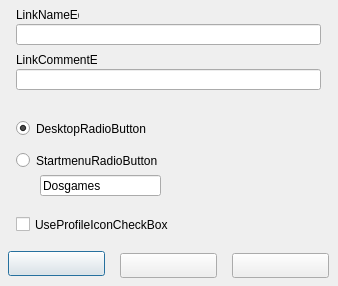
Old version of the form src/forms/CreateShortcutFormUnit.ui in the repository Eldricos/D-Fend-Reborn.
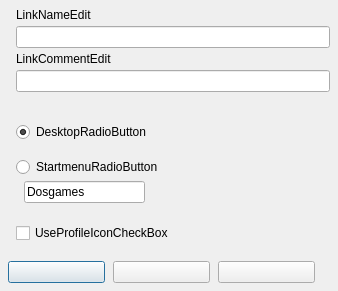
New version of the form.

Commit message: Remaining dialogs: Qt layouts instead of fixed pixel positions

Diff of the .ui file:
```diff
--- a/src/forms/CreateShortcutFormUnit.ui
+++ b/src/forms/CreateShortcutFormUnit.ui
@@ -9,69 +9,203 @@
     <property name="vclKeyPreview" stdset="0"><bool>true</bool></property>
     <property name="vclDesignWidth" stdset="0"><number>338</number></property>
     <property name="vclDesignHeight" stdset="0"><number>286</number></property>
+    <layout class="QVBoxLayout" name="CreateShortcutForm_Layout" stretch="0,0,0,0,0,0,0,0,0,1">
+      <property name="leftMargin"><number>8</number></property>
+      <property name="topMargin"><number>8</number></property>
+      <property name="rightMargin"><number>8</number></property>
+      <property name="bottomMargin"><number>8</number></property>
+      <property name="spacing"><number>0</number></property>
+      <item>
+        <layout class="QGridLayout" name="CreateShortcutForm_Section1" columnstretch="0,1">
+          <property name="leftMargin"><number>8</number></property>
+          <property name="topMargin"><number>0</number></property>
+          <property name="rightMargin"><number>0</number></property>
+          <property name="bottomMargin"><number>0</number></property>
+          <property name="horizontalSpacing"><number>8</number></property>
+          <property name="verticalSpacing"><number>4</number></property>
+          <item row="0" column="0" colspan="2">
+            <widget class="QLabel" name="LinkNameEdit_EditLabel">
+              <property name="text"><string>LinkNameEdit</string></property>
+              <property name="textFormat"><enum>Qt::PlainText</enum></property>
+              <property name="vclFocusControl" stdset="0"><string notr="true">LinkNameEdit</string></property>
+              <property name="vclLabeledEditOf" stdset="0"><string notr="true">LinkNameEdit</string></property>
+            </widget>
+          </item>
+          <item row="1" column="0" colspan="2">
+            <widget class="QLineEdit" name="LinkNameEdit">
+      </widget>
+          </item>
+          <item row="2" column="0" colspan="2">
+            <widget class="QLabel" name="LinkCommentEdit_EditLabel">
+              <property name="text"><string>LinkCommentEdit</string></property>
+              <property name="textFormat"><enum>Qt::PlainText</enum></property>
+              <property name="vclFocusControl" stdset="0"><string notr="true">LinkCommentEdit</string></property>
+              <property name="vclLabeledEditOf" stdset="0"><string notr="true">LinkCommentEdit</string></property>
+            </widget>
+          </item>
+          <item row="3" column="0" colspan="2">
+            <widget class="QLineEdit" name="LinkCommentEdit">
+      </widget>
+          </item>
+          <item row="0" column="1">
+            <spacer name="CreateShortcutForm_Section1_HFill">
+              <property name="orientation"><enum>Qt::Horizontal</enum></property>
+              <property name="sizeHint" stdset="0"><size><width>0</width><height>0</height></size></property>
+            </spacer>
+          </item>
+        </layout>
+      </item>
+      <item>
+        <spacer name="CreateShortcutForm_Gap1">
+          <property name="orientation"><enum>Qt::Vertical</enum></property>
+          <property name="sizeType"><enum>QSizePolicy::Fixed</enum></property>
+          <property name="sizeHint" stdset="0"><size><width>0</width><height>30</height></size></property>
+        </spacer>
+      </item>
+      <item>
+        <layout class="QGridLayout" name="CreateShortcutForm_Section2" columnstretch="0,1">
+          <property name="leftMargin"><number>8</number></property>
+          <property name="topMargin"><number>0</number></property>
+          <property name="rightMargin"><number>0</number></property>
+          <property name="bottomMargin"><number>0</number></property>
+          <property name="horizontalSpacing"><number>8</number></property>
+          <property name="verticalSpacing"><number>4</number></property>
+          <item row="0" column="0" colspan="2">
     <widget class="QRadioButton" name="DesktopRadioButton">
-      <property name="geometry"><rect><x>16</x><y>120</y><width>209</width><height>17</height></rect></property>
       <property name="text"><string>DesktopRadioButton</string></property>
       <property name="checked"><bool>true</bool></property>
     </widget>
+          </item>
+          <item row="0" column="1">
+            <spacer name="CreateShortcutForm_Section2_HFill">
+              <property name="orientation"><enum>Qt::Horizontal</enum></property>
+              <property name="sizeHint" stdset="0"><size><width>0</width><height>0</height></size></property>
+            </spacer>
+          </item>
+        </layout>
+      </item>
+      <item>
+        <spacer name="CreateShortcutForm_Gap2">
+          <property name="orientation"><enum>Qt::Vertical</enum></property>
+          <property name="sizeType"><enum>QSizePolicy::Fixed</enum></property>
+          <property name="sizeHint" stdset="0"><size><width>0</width><height>15</height></size></property>
+        </spacer>
+      </item>
+      <item>
+        <layout class="QGridLayout" name="CreateShortcutForm_Section3" columnstretch="0,0,1">
+          <property name="leftMargin"><number>8</number></property>
+          <property name="topMargin"><number>0</number></property>
+          <property name="rightMargin"><number>0</number></property>
+          <property name="bottomMargin"><number>0</number></property>
+          <property name="horizontalSpacing"><number>8</number></property>
+          <property name="verticalSpacing"><number>4</number></property>
+          <item row="0" column="0" colspan="3">
     <widget class="QRadioButton" name="StartmenuRadioButton">
-      <property name="geometry"><rect><x>16</x><y>152</y><width>209</width><height>17</height></rect></property>
       <property name="text"><string>StartmenuRadioButton</string></property>
     </widget>
+          </item>
+          <item row="1" column="1" alignment="Qt::AlignLeft">
     <widget class="QLineEdit" name="StartmenuEdit">
-      <property name="geometry"><rect><x>40</x><y>175</y><width>121</width><height>21</height></rect></property>
       <property name="text"><string>Dosgames</string></property>
-    </widget>
+              <property name="minimumSize"><size><width>121</width><height>0</height></size></property>
+            </widget>
+          </item>
+          <item row="0" column="2">
+            <spacer name="CreateShortcutForm_Section3_HFill">
+              <property name="orientation"><enum>Qt::Horizontal</enum></property>
+              <property name="sizeHint" stdset="0"><size><width>0</width><height>0</height></size></property>
+            </spacer>
+          </item>
+        </layout>
+      </item>
+      <item>
+        <spacer name="CreateShortcutForm_Gap3">
+          <property name="orientation"><enum>Qt::Vertical</enum></property>
+          <property name="sizeType"><enum>QSizePolicy::Fixed</enum></property>
+          <property name="sizeHint" stdset="0"><size><width>0</width><height>20</height></size></property>
+        </spacer>
+      </item>
+      <item>
+        <layout class="QGridLayout" name="CreateShortcutForm_Section4" columnstretch="0,1">
+          <property name="leftMargin"><number>8</number></property>
+          <property name="topMargin"><number>0</number></property>
+          <property name="rightMargin"><number>0</number></property>
+          <property name="bottomMargin"><number>0</number></property>
+          <property name="horizontalSpacing"><number>8</number></property>
+          <property name="verticalSpacing"><number>4</number></property>
+          <item row="0" column="0" colspan="2">
+            <widget class="QCheckBox" name="UseProfileIconCheckBox">
+              <property name="text"><string>UseProfileIconCheckBox</string></property>
+            </widget>
+          </item>
+          <item row="0" column="1">
+            <spacer name="CreateShortcutForm_Section4_HFill">
+              <property name="orientation"><enum>Qt::Horizontal</enum></property>
+              <property name="sizeHint" stdset="0"><size><width>0</width><height>0</height></size></property>
+            </spacer>
+          </item>
+        </layout>
+      </item>
+      <item>
+        <spacer name="CreateShortcutForm_Gap4">
+          <property name="orientation"><enum>Qt::Vertical</enum></property>
+          <property name="sizeType"><enum>QSizePolicy::Fixed</enum></property>
+          <property name="sizeHint" stdset="0"><size><width>0</width><height>18</height></size></property>
+        </spacer>
+      </item>
+      <item>
+        <layout class="QGridLayout" name="CreateShortcutForm_Section5" columnstretch="0,0,0,1">
+          <property name="leftMargin"><number>0</number></property>
+          <property name="topMargin"><number>0</number></property>
+          <property name="rightMargin"><number>0</number></property>
+          <property name="bottomMargin"><number>0</number></property>
+          <property name="horizontalSpacing"><number>8</number></property>
+          <property name="verticalSpacing"><number>4</number></property>
+          <item row="0" column="0" alignment="Qt::AlignLeft">
     <widget class="QPushButton" name="OKButton">
-      <property name="geometry"><rect><x>8</x><y>251</y><width>97</width><height>25</height></rect></property>
-      <property name="text"><string></string></property>
+              <property name="text"><string /></property>
       <property name="autoDefault"><bool>false</bool></property>
       <property name="vclKind" stdset="0"><string notr="true">bkOK</string></property>
       <property name="default"><bool>true</bool></property>
       <property name="vclModalResult" stdset="0"><string notr="true">mrOk</string></property>
       <property name="vclOnClick" stdset="0"><string notr="true">OKButtonClick</string></property>
-    </widget>
+              <property name="minimumSize"><size><width>97</width><height>0</height></size></property>
+            </widget>
+          </item>
+          <item row="0" column="1" alignment="Qt::AlignLeft">
     <widget class="QPushButton" name="CancelButton">
-      <property name="geometry"><rect><x>120</x><y>253</y><width>97</width><height>25</height></rect></property>
-      <property name="text"><string></string></property>
+              <property name="text"><string /></property>
       <property name="autoDefault"><bool>false</bool></property>
       <property name="vclKind" stdset="0"><string notr="true">bkCancel</string></property>
       <property name="vclCancel" stdset="0"><bool>true</bool></property>
       <property name="vclModalResult" stdset="0"><string notr="true">mrCancel</string></property>
-    </widget>
-    <widget class="QCheckBox" name="UseProfileIconCheckBox">
-      <property name="geometry"><rect><x>16</x><y>216</y><width>209</width><height>17</height></rect></property>
-      <property name="text"><string>UseProfileIconCheckBox</string></property>
-    </widget>
-    <widget class="QLineEdit" name="LinkNameEdit">
-      <property name="geometry"><rect><x>16</x><y>24</y><width>305</width><height>21</height></rect></property>
-    </widget>
-    <widget class="QLabel" name="LinkNameEdit_EditLabel">
-      <property name="geometry"><rect><x>16</x><y>8</y><width>63</width><height>13</height></rect></property>
-      <property name="text"><string>LinkNameEdit</string></property>
-      <property name="textFormat"><enum>Qt::PlainText</enum></property>
-      <property name="vclAutoSize" stdset="0"><bool>true</bool></property>
-      <property name="vclFocusControl" stdset="0"><string notr="true">LinkNameEdit</string></property>
-      <property name="vclLabeledEditOf" stdset="0"><string notr="true">LinkNameEdit</string></property>
-    </widget>
-    <widget class="QLineEdit" name="LinkCommentEdit">
-      <property name="geometry"><rect><x>16</x><y>69</y><width>305</width><height>21</height></rect></property>
-    </widget>
-    <widget class="QLabel" name="LinkCommentEdit_EditLabel">
-      <property name="geometry"><rect><x>16</x><y>53</y><width>81</width><height>13</height></rect></property>
-      <property name="text"><string>LinkCommentEdit</string></property>
-      <property name="textFormat"><enum>Qt::PlainText</enum></property>
-      <property name="vclAutoSize" stdset="0"><bool>true</bool></property>
-      <property name="vclFocusControl" stdset="0"><string notr="true">LinkCommentEdit</string></property>
-      <property name="vclLabeledEditOf" stdset="0"><string notr="true">LinkCommentEdit</string></property>
-    </widget>
+              <property name="minimumSize"><size><width>97</width><height>0</height></size></property>
+            </widget>
+          </item>
+          <item row="0" column="2" alignment="Qt::AlignLeft">
     <widget class="QPushButton" name="HelpButton">
-      <property name="geometry"><rect><x>232</x><y>253</y><width>97</width><height>25</height></rect></property>
-      <property name="text"><string></string></property>
+              <property name="text"><string /></property>
       <property name="autoDefault"><bool>false</bool></property>
       <property name="vclKind" stdset="0"><string notr="true">bkHelp</string></property>
       <property name="vclOnClick" stdset="0"><string notr="true">HelpButtonClick</string></property>
-    </widget>
+              <property name="minimumSize"><size><width>97</width><height>0</height></size></property>
+            </widget>
+          </item>
+          <item row="0" column="3">
+            <spacer name="CreateShortcutForm_Section5_HFill">
+              <property name="orientation"><enum>Qt::Horizontal</enum></property>
+              <property name="sizeHint" stdset="0"><size><width>0</width><height>0</height></size></property>
+            </spacer>
+          </item>
+        </layout>
+      </item>
+      <item>
+        <spacer name="CreateShortcutForm_VFill">
+          <property name="orientation"><enum>Qt::Vertical</enum></property>
+          <property name="sizeHint" stdset="0"><size><width>0</width><height>0</height></size></property>
+        </spacer>
+      </item>
+    </layout>
   </widget>
   <tabstops>
     <tabstop>LinkNameEdit</tabstop>
```
Left out of the diff: 6 changed lines with no effect on the pictures. Lines whose indentation alone changed are shown as unchanged. The commit also changes 102 other files.
